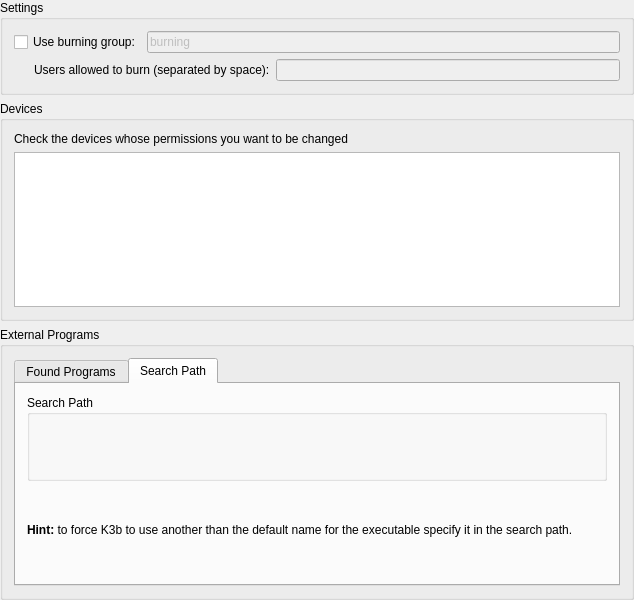
Before: the Qt Designer form k3bsetup/base_k3bsetup2.ui in KDE/k3b, drawn with Qt 5.
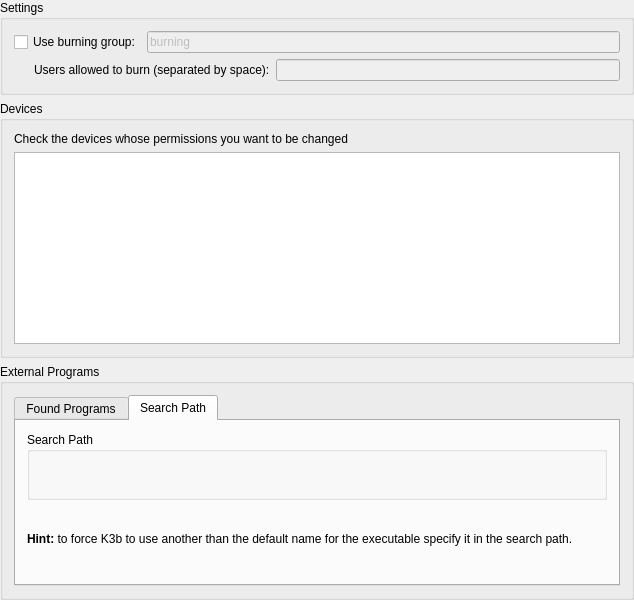
After: the same form once the commit is applied. The open tabs and pages were chosen to show the change. Custom widgets are drawn as their Qt base class.

Commit message: * less vertical scrollbars - let the label to wrap instead * make all column to be resized to contents

Diff of the .ui file:
```diff
--- a/k3bsetup/base_k3bsetup2.ui
+++ b/k3bsetup/base_k3bsetup2.ui
@@ -178,7 +178,7 @@
                <string>&lt;qt&gt;&lt;b&gt;Hint:&lt;/b&gt; to force K3b to use another than the default name for the executable specify it in the search path.&lt;/qt&gt;</string>
               </property>
               <property name="wordWrap">
-               <bool>false</bool>
+               <bool>true</bool>
               </property>
              </widget>
             </item>
```
The commit also changes 1 other file.
